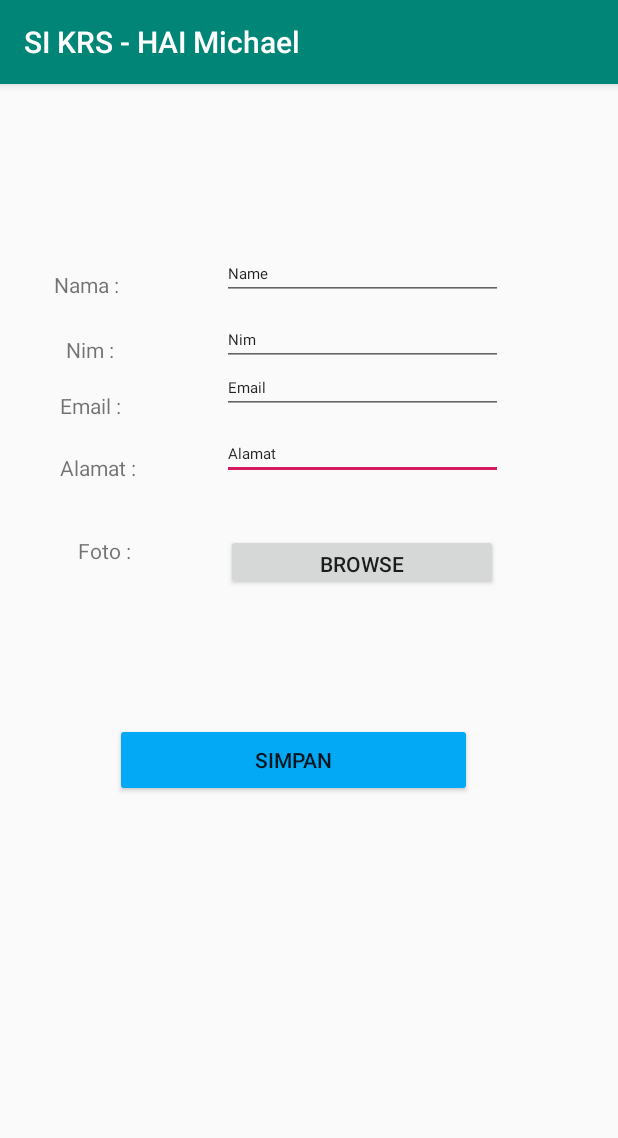
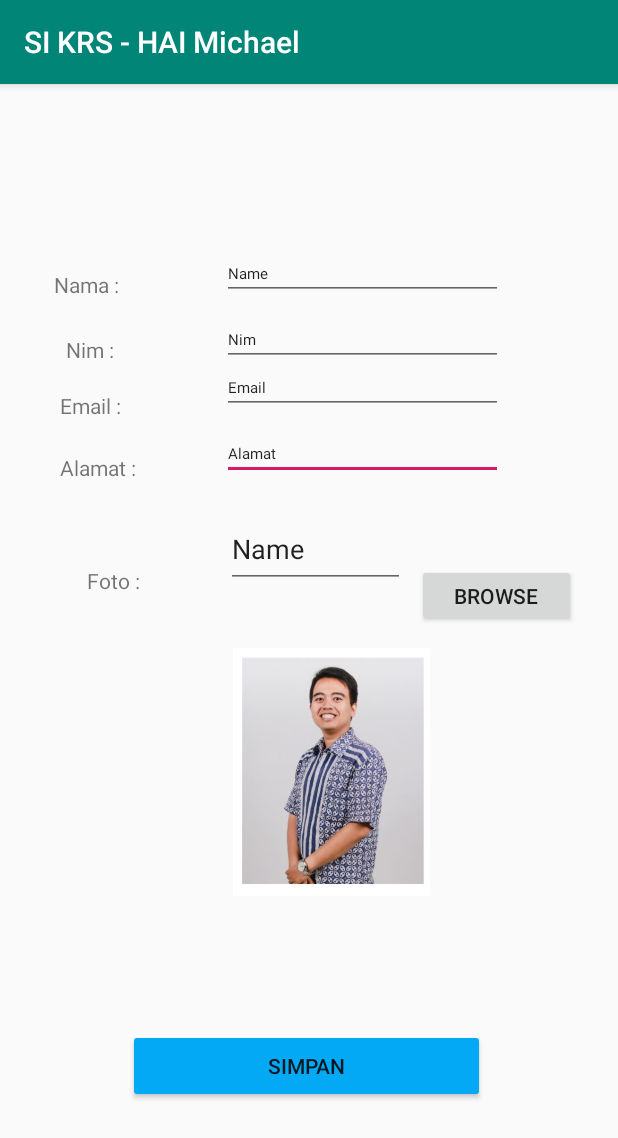
Before and after one commit to michaelgerardi/AplikasiKRS, an Android app: the EditMahasiswa screen opened directly, with no data from a screen before it, on a phone screen of 412 x 824 dp. Shown: the top 1138 px of the screen. Run offline under Robolectric (Android 15) with nearby library versions, the phone set to English and light mode, and no system bars; our stand-ins replace Picasso; pictures from the network do not load.

Commit message:
mahasiswa TAS

```diff
--- a/app/src/main/java/com/example/aplikasikrs/EditMatakuliahActivity.java
+++ b/app/src/main/java/com/example/aplikasikrs/EditMatakuliahActivity.java
@@ -50,7 +50,7 @@ public class EditMatakuliahActivity extends AppCompatActivity {
                     { Toast.makeText(EditMatakuliahActivity.this, "Tidak Menyimpan", Toast.LENGTH_SHORT).show(); } })
                     .setPositiveButton("Yes", new DialogInterface.OnClickListener() { public void onClick(DialogInterface dialog, int which)
                     { Toast.makeText(EditMatakuliahActivity.this, "Behasil Menyimpan !!", Toast.LENGTH_SHORT).show();
-                        Intent intent = new Intent(EditMatakuliahActivity.this,DaftarIsiActivity.class);
+                        Intent intent = new Intent(EditMatakuliahActivity.this,MatakuliahActivity.class);
                         startActivity(intent);
                     }});
             AlertDialog dialog = builder.create(); dialog.show();
--- a/app/src/main/java/com/example/aplikasikrs/MainActivity.java
+++ b/app/src/main/java/com/example/aplikasikrs/MainActivity.java
@@ -22,10 +22,7 @@ public class MainActivity extends AppCompatActivity {
         Button btnmasuk = findViewById(R.id.Signin);
         btnmasuk.setOnClickListener(myBtnLoginClick);
 
-
     }
-
-
 
     private View.OnClickListener myBtnLoginClick = new View.OnClickListener() {
         @Override
--- a/app/src/main/java/com/example/aplikasikrs/Network/GetDataService.java
+++ b/app/src/main/java/com/example/aplikasikrs/Network/GetDataService.java
@@ -5,6 +5,8 @@ import java.util.List;
 
 import com.example.aplikasikrs.Model.DefaultResult;
 import com.example.aplikasikrs.Model.Dosen;
+import com.example.aplikasikrs.Model.Mahasiswa;
+
 import retrofit2.Call;
 import retrofit2.http.Field;
 import retrofit2.http.FormUrlEncoded;
@@ -17,6 +19,8 @@ public interface GetDataService {
 
     @GET("/api/progmob/dosen/{nim_progmob}")
     Call<ArrayList<Dosen>> getDosenAll(@Path("nim_progmob") String nim_progmob);
+    @GET("/api/progmob/mhs/{nim_progmob}")
+    Call<ArrayList<Mahasiswa>> getmhsAll(@Path("nim_progmob") String nim_progmob);
     //Call<List<Dosen>> getDosenAll(@Query("nim_progmob") String nim_progmob);
 
     @FormUrlEncoded
@@ -70,6 +74,34 @@ public interface GetDataService {
             @Field("email") String email,
             @Field("gelar") String gelar,
             @Field("foto") String foto,
+            @Field("nim_progmob") String nim_progmob
+    );
+    @FormUrlEncoded
+    @POST("api/progmob/mhs/create")
+    Call<DefaultResult>insert_mhs(
+            @Field("id") String id,
+            @Field("nama")  String nama,
+            @Field("nim") String nim,
+            @Field("alamat") String alamat,
+            @Field("email") String email,
+            @Field("foto") String foto,
+            @Field("nim_progmob") String nim_progmob
+    );
+    @FormUrlEncoded
+    @POST("api/progmob/mhs/update")
+    Call<DefaultResult>update_mhs(
+            @Field("id") String id,
+            @Field("nama")  String nama,
+            @Field("nim") String nim,
+            @Field("alamat") String alamat,
+            @Field("email") String email,
+            @Field("foto") String foto,
+            @Field("nim_progmob") String nim_progmob
+    );
+    @FormUrlEncoded
+    @POST("api/progmob/mhs/delete")
+    Call<DefaultResult> delete_mhs(
+            @Field("id")String id,
             @Field("nim_progmob") String nim_progmob
     );
 
--- a/app/src/main/res/layout/activity_edit_mahasiswa.xml
+++ b/app/src/main/res/layout/activity_edit_mahasiswa.xml
@@ -86,10 +86,10 @@
 
     <Button
         android:id="@+id/button3"
-        android:layout_width="181dp"
-        android:layout_height="37dp"
-        android:layout_marginTop="36dp"
-        android:layout_marginEnd="80dp"
+        android:layout_width="106dp"
+        android:layout_height="42dp"
+        android:layout_marginTop="56dp"
+        android:layout_marginEnd="28dp"
         android:text="Browse"
         app:layout_constraintEnd_toEndOf="parent"
         app:layout_constraintTop_toBottomOf="@+id/editText6" />
@@ -114,20 +114,19 @@
         android:text="Simpan"
         app:layout_constraintBottom_toBottomOf="parent"
         app:layout_constraintEnd_toEndOf="parent"
-        app:layout_constraintHorizontal_bias="0.439"
+        app:layout_constraintHorizontal_bias="0.491"
         app:layout_constraintStart_toStartOf="parent"
-        app:layout_constraintTop_toTopOf="parent"
-        app:layout_constraintVertical_bias="0.593" />
+        app:layout_constraintTop_toBottomOf="@+id/gambar_mhs" />
 
     <TextView
         android:id="@+id/textView18"
         android:layout_width="wrap_content"
         android:layout_height="wrap_content"
         android:layout_marginStart="52dp"
-        android:layout_marginTop="36dp"
+        android:layout_marginTop="56dp"
+        android:layout_marginEnd="51dp"
         android:text="Foto :"
-        app:layout_constraintEnd_toStartOf="@+id/button3"
-        app:layout_constraintHorizontal_bias="0.0"
+        app:layout_constraintEnd_toStartOf="@+id/editText20"
         app:layout_constraintStart_toStartOf="parent"
         app:layout_constraintTop_toBottomOf="@+id/textView14" />
 
@@ -145,4 +144,27 @@
         app:layout_constraintStart_toStartOf="parent"
         app:layout_constraintTop_toTopOf="parent" />
 
+    <ImageView
+        android:id="@+id/gambar_mhs"
+        android:layout_width="175dp"
+        android:layout_height="165dp"
+        android:layout_marginTop="40dp"
+        app:layout_constraintEnd_toEndOf="parent"
+        app:layout_constraintHorizontal_bias="0.563"
+        app:layout_constraintStart_toStartOf="parent"
+        app:layout_constraintTop_toBottomOf="@+id/editText20"
+        app:srcCompat="@drawable/argo" />
+
+    <EditText
+        android:id="@+id/editText20"
+        android:layout_width="119dp"
+        android:layout_height="52dp"
+        android:layout_marginTop="20dp"
+        android:layout_marginEnd="8dp"
+        android:ems="10"
+        android:inputType="textPersonName"
+        android:text="Name"
+        app:layout_constraintEnd_toStartOf="@+id/button3"
+        app:layout_constraintTop_toBottomOf="@+id/editText6" />
+
 </androidx.constraintlayout.widget.ConstraintLayout>
--- /dev/null
+++ b/app/src/main/res/menu/menu_mhs.xml
@@ -0,0 +1,6 @@
+<?xml version="1.0" encoding="utf-8"?>
+<menu xmlns:android="http://schemas.android.com/apk/res/android">
+    <item android:id="@+id/Menu_2"
+        android:title="Cretae" />
+
+</menu>
```
Also changed, not shown: app/src/main/java/com/example/aplikasikrs/Adapter/MahasiswaAdapter.java (+19 -7 lines), app/src/main/java/com/example/aplikasikrs/CrudMahasiswa.java (+99 -9 lines), app/src/main/java/com/example/aplikasikrs/EditMahasiswa.java (+219 -10 lines), app/src/main/java/com/example/aplikasikrs/Model/Mahasiswa.java (+36 -8 lines), app/src/main/java/com/example/aplikasikrs/Tambah_Dosen.java (+19 -1 lines).
